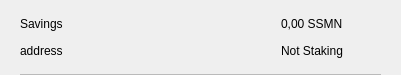
SpectreSecurityCoin/SpectreSecurityMN, file src/qt/spectresecurity/forms/csrow.ui: the form before one commit.
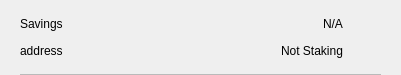
The form after the commit. Icons and pictures are not drawn.

```diff
--- a/src/qt/spectresecurity/forms/csrow.ui
+++ b/src/qt/spectresecurity/forms/csrow.ui
@@ -102,7 +102,7 @@
            <item>
             <widget class="QLabel" name="labelAmount">
              <property name="text">
-              <string>0,00 SSMN</string>
+              <string notr="true">N/A</string>
              </property>
             </widget>
            </item>
```
Left out of the diff: 2 changed lines with no effect on the pictures.
